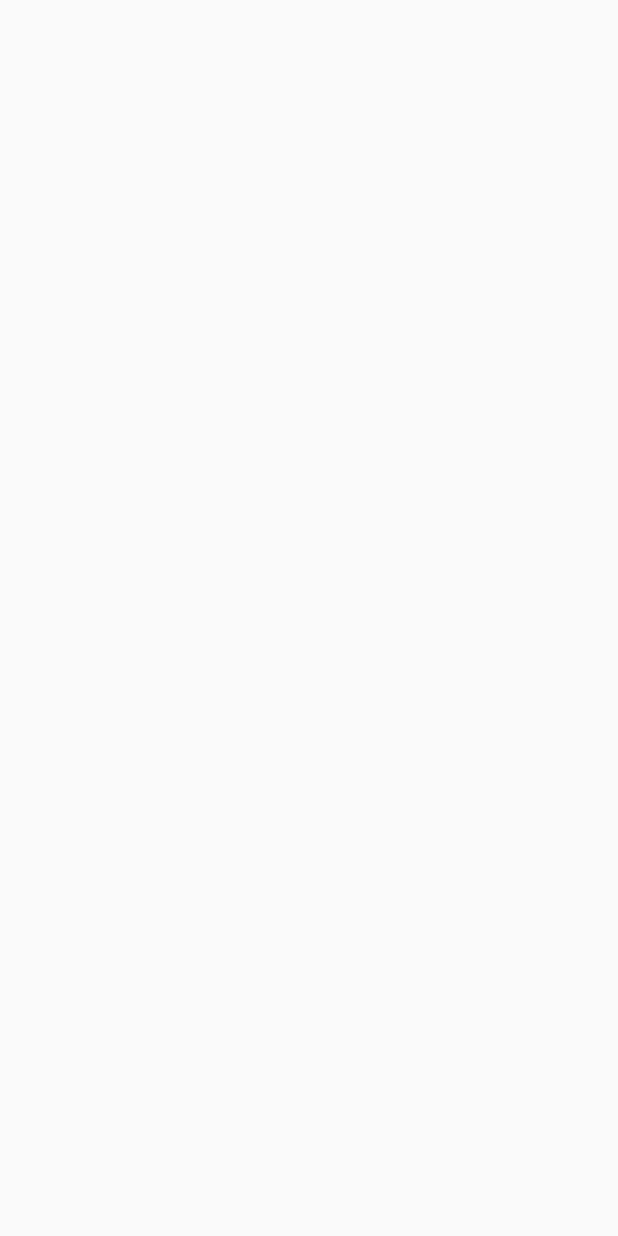
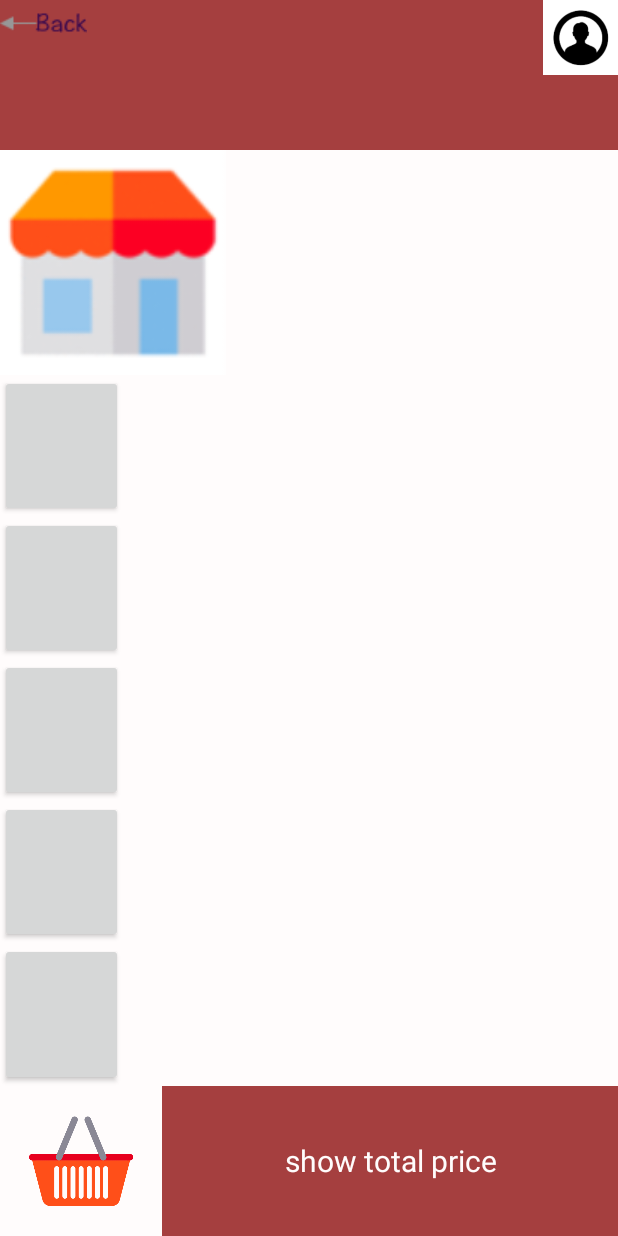
Before and after one commit to hrmck/2020UoAHackathon, an Android app: the products screen opened directly, with no data from a screen before it, on a phone screen of 412 x 824 dp. Before the commit the screen is empty. Run offline under Robolectric (Android 15) with nearby library versions, the phone set to English and light mode, and no system bars.

Commit message:
2020/05/03 13:24

```diff
--- a/app/src/main/java/com/example/inlocker/products.java
+++ b/app/src/main/java/com/example/inlocker/products.java
@@ -1,6 +1,23 @@
 package com.example.inlocker;
 
 import android.app.Activity;
+import android.os.Bundle;
+import android.widget.TextView;
 
-public class products extends Activity {
+import androidx.annotation.Nullable;
+import androidx.appcompat.app.AppCompatActivity;
+
+public class products extends AppCompatActivity {
+
+    TextView storeName;
+
+    @Override
+    protected void onCreate(@Nullable Bundle savedInstanceState) {
+        super.onCreate(savedInstanceState);
+        setContentView(R.layout.products);
+
+        storeName = findViewById(R.id.store_name);
+        String received_storeName = getIntent().getStringExtra("chosenStoreName");
+        storeName.setText(received_storeName);
+    }
 }
--- a/app/src/main/java/com/example/inlocker/storeListView.java
+++ b/app/src/main/java/com/example/inlocker/storeListView.java
@@ -11,8 +11,12 @@ import android.widget.TextView;
 import androidx.annotation.NonNull;
 import androidx.annotation.Nullable;
 
+/*
+As I have a layout for the list items, this class is to receive values from stores.java,
+display the values using the layout store_list_layout.xml
+ */
+
 public class storeListView extends ArrayAdapter<String> {
-
 
     private String[] storeName;
     private Integer[] imgID;
```
Also changed, not shown: app/src/main/java/com/example/inlocker/stores.java (+13 -1 lines).
